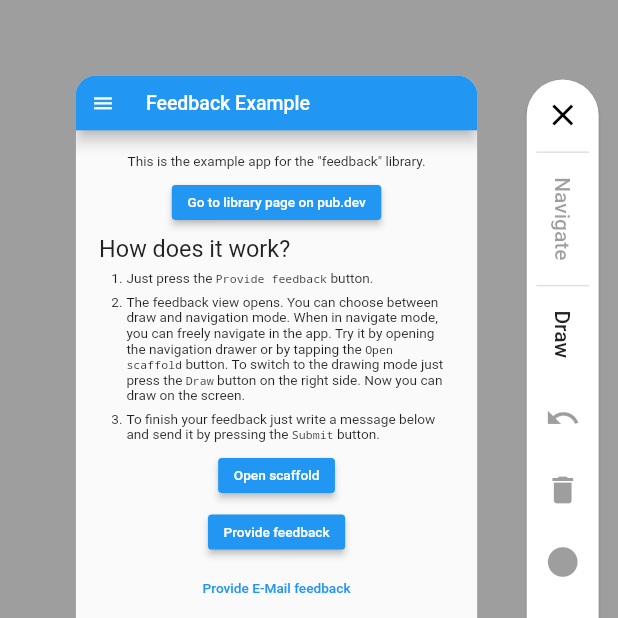
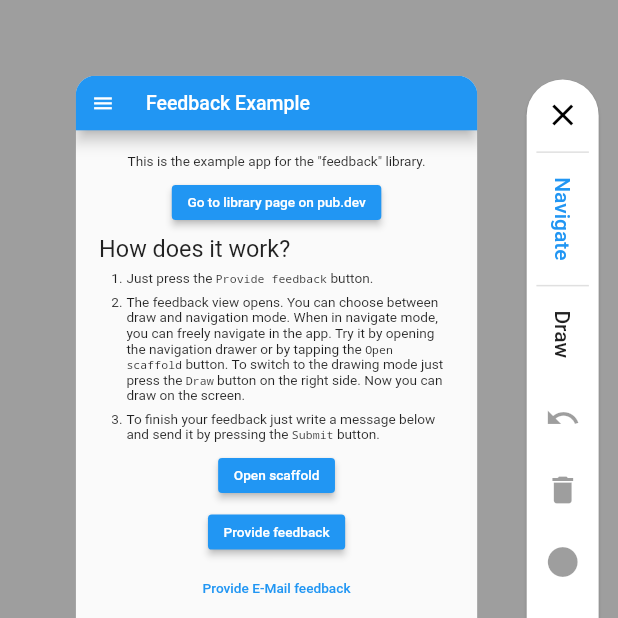
Before and after one commit to ueman/feedback, a Flutter app: the screen it shows after launch, after a tap on "Provide feedback", on a phone screen of 412 x 824 dp, the top half of it. Run offline on Flutter 3.47's test engine with Material 2 defaults, Android fonts, the light colour scheme and no system bars; drawn by our look-alikes of flutter_markdown; our stand-ins replace share; missing offline and left inert: flutter_email_sender.

Commit message:
done-arooni

```diff
--- a/lib/src/controls_column.dart
+++ b/lib/src/controls_column.dart
@@ -60,6 +60,7 @@ class ControlsColumn extends StatelessWidget {
               onPressed: isNavigatingActive
                   ? null
                   : () => onControlModeChanged(FeedbackMode.navigate),
+              disabledTextColor: Theme.of(context).accentColor,
             ),
           ),
           _ColumnDivider(),
@@ -72,6 +73,7 @@ class ControlsColumn extends StatelessWidget {
               onPressed: isNavigatingActive
                   ? () => onControlModeChanged(FeedbackMode.draw)
                   : null,
+              disabledTextColor: Theme.of(context).accentColor,
             ),
           ),
           IconButton(
```
